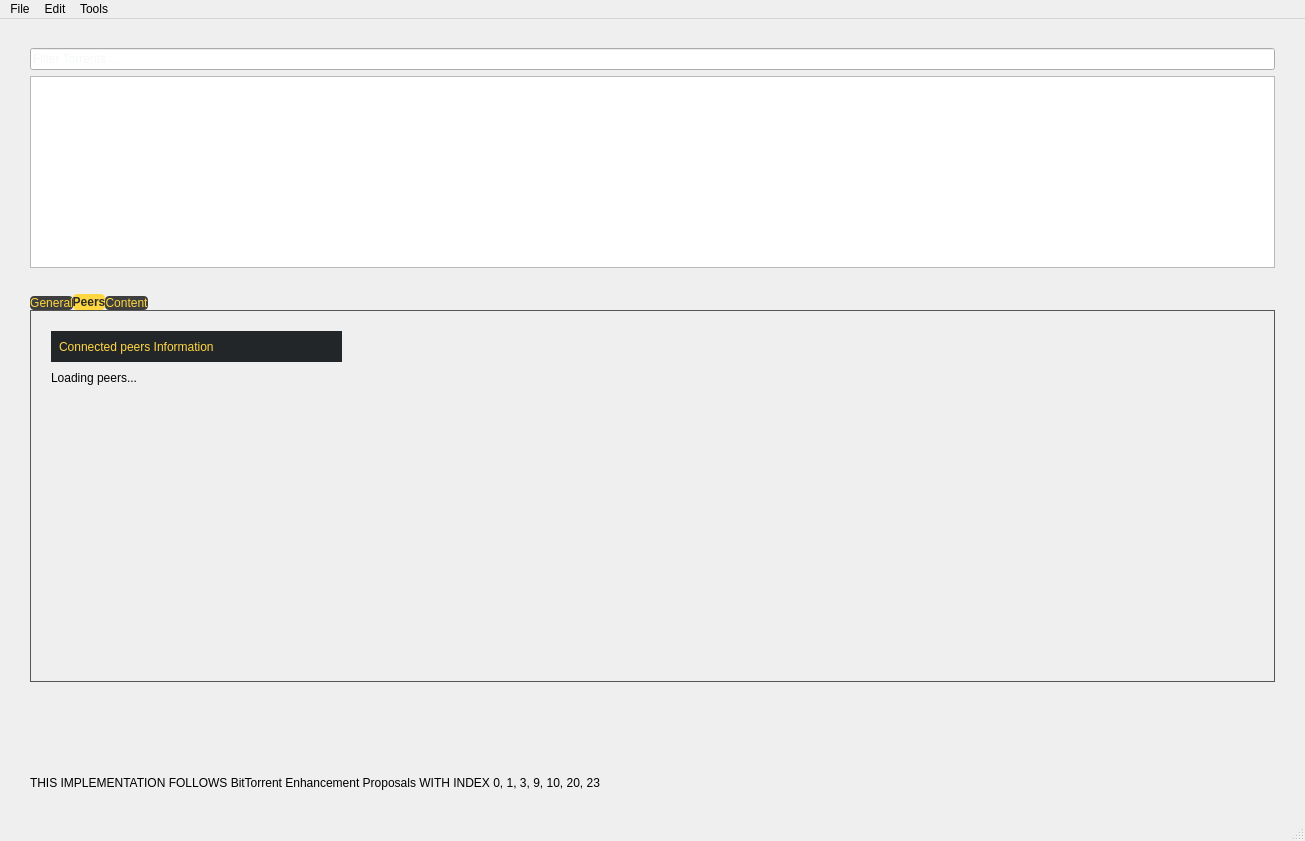
First picture: the form in client/main.ui, repository alph853/torrent-like-application, before the edit.
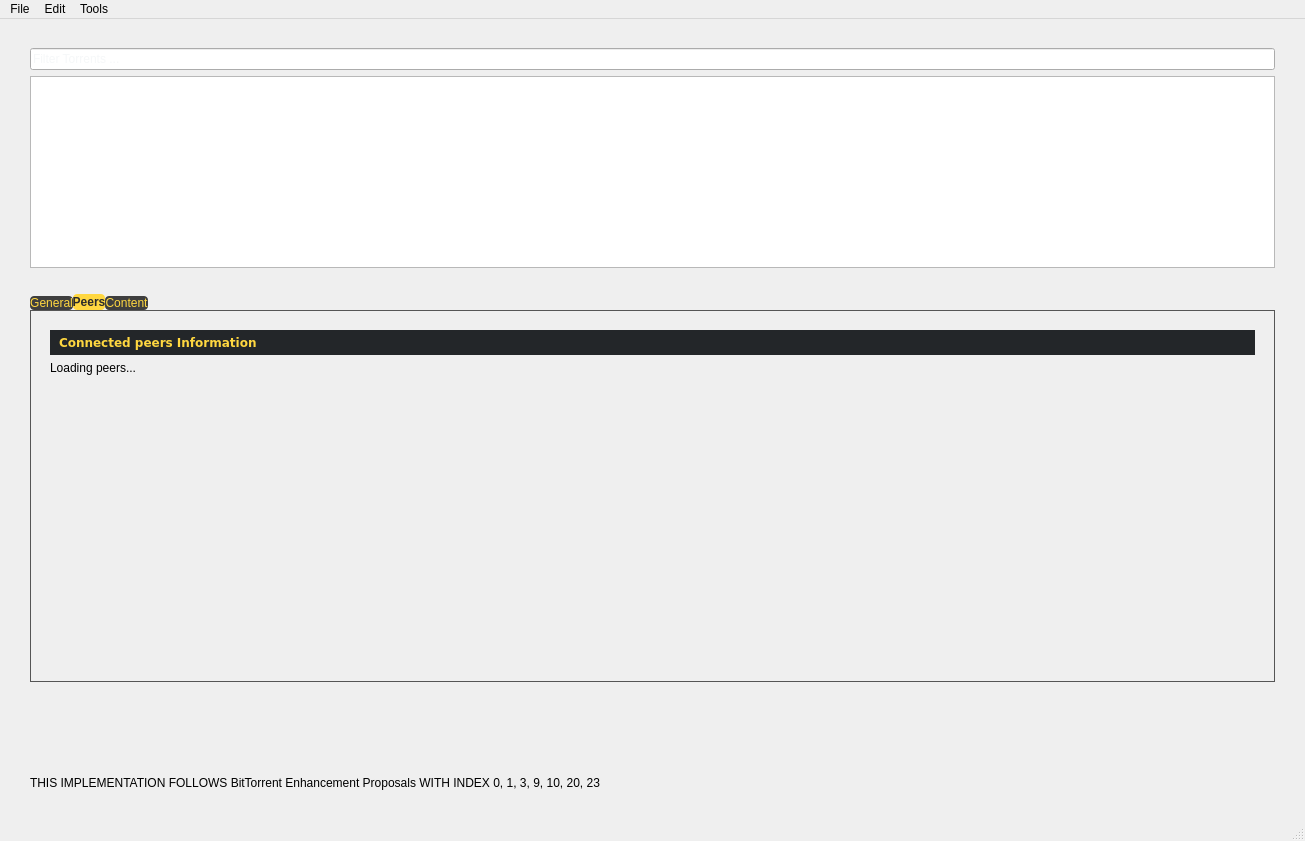
Second picture: the form after the edit. The open tabs and pages were chosen to show the change.

Commit message: Fix single file upload, add more to UI, need further UI optimization

```diff
--- a/client/main.ui
+++ b/client/main.ui
@@ -189,14 +189,22 @@
        <attribute name="title">
         <string>Peers</string>
        </attribute>
+       <layout class="QVBoxLayout" name="verticalLayout_4">
+        <item>
        <widget class="QLabel" name="label_2">
-        <property name="geometry">
-         <rect>
-          <x>10</x>
-          <y>10</y>
-          <width>291</width>
-          <height>31</height>
-         </rect>
+          <property name="maximumSize">
+           <size>
+            <width>16777215</width>
+            <height>25</height>
+           </size>
+          </property>
+          <property name="font">
+           <font>
+            <family>Verdana</family>
+            <pointsize>-1</pointsize>
+            <weight>75</weight>
+            <bold>true</bold>
+           </font>
         </property>
         <property name="styleSheet">
          <string notr="true">font: 75 12pt &quot;MS Shell Dlg 2&quot;;
@@ -209,15 +217,11 @@
          <string>Connected peers Information</string>
         </property>
        </widget>
+        </item>
+        <item>
+         <layout class="QVBoxLayout" name="verticalLayout_3">
+          <item>
        <widget class="QLabel" name="label_peers">
-        <property name="geometry">
-         <rect>
-          <x>10</x>
-          <y>50</y>
-          <width>1001</width>
-          <height>291</height>
-         </rect>
-        </property>
         <property name="text">
          <string>Loading peers...</string>
         </property>
@@ -225,6 +229,10 @@
          <set>Qt::AlignLeading|Qt::AlignLeft|Qt::AlignTop</set>
         </property>
        </widget>
+          </item>
+         </layout>
+        </item>
+       </layout>
       </widget>
       <widget class="QWidget" name="tab_7">
        <attribute name="title">
```
Left out of the diff: 29 changed lines with no effect on the pictures. Lines whose indentation alone changed are shown as unchanged. The commit also changes 6 other files.
